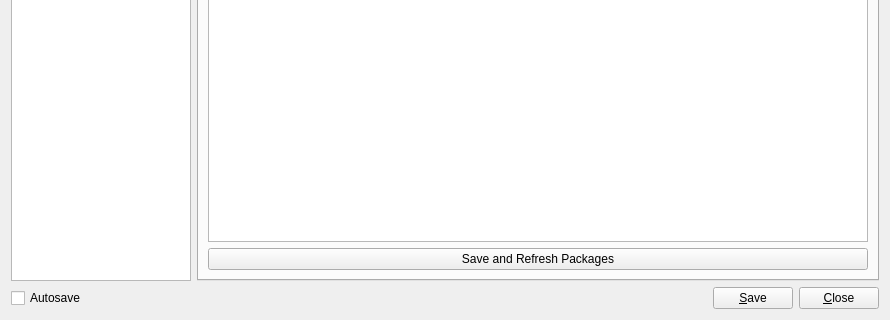
Qt form res/ui/config_panel.ui (NyanOnline/DRO-Client-Fork) before a commit; both pictures show x 0 to 890 and y 224 to 544 of the 890 by 544 pixel window.
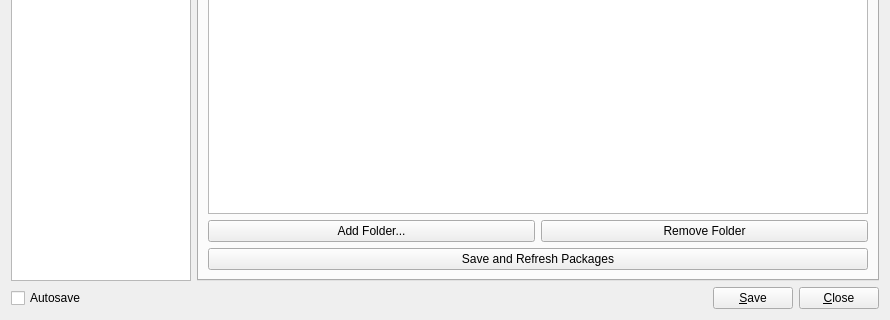
The same form after that commit. The open tabs and pages were chosen to show the change.

Commit message:
Add custom base/package paths plus change reload ui button to be more clear.
All pre release features inherited.
You can now set custom asset/base paths.
Changed the reload button to "change theme" to be more clear and user friendly.

```diff
--- a/res/ui/config_panel.ui
+++ b/res/ui/config_panel.ui
@@ -765,6 +765,30 @@
            </property>
           </widget>
          </item>
+         <item>
+          <layout class="QHBoxLayout" name="horizontalLayout_12">
+           <item>
+            <widget class="QPushButton" name="add_package_path">
+             <property name="toolTip">
+              <string>Add a custom folder to load assets from. Pick a folder that contains characters, themes, sounds, and so on.</string>
+             </property>
+             <property name="text">
+              <string>Add Folder...</string>
+             </property>
+            </widget>
+           </item>
+           <item>
+            <widget class="QPushButton" name="remove_package_path">
+             <property name="toolTip">
+              <string>Remove the selected custom folder.</string>
+             </property>
+             <property name="text">
+              <string>Remove Folder</string>
+             </property>
+            </widget>
+           </item>
+          </layout>
+         </item>
          <item>
           <widget class="QPushButton" name="load_new_packages">
            <property name="text">
```
Left out of the diff: 10 changed lines with no effect on the pictures. The commit also changes 8 other files.
